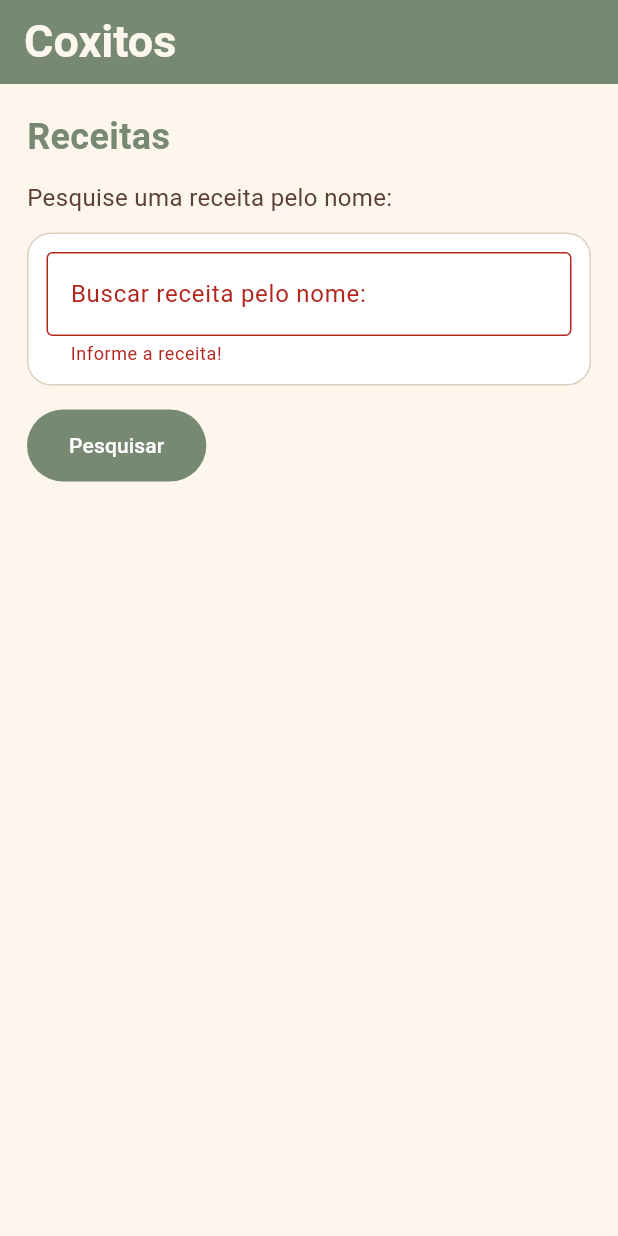
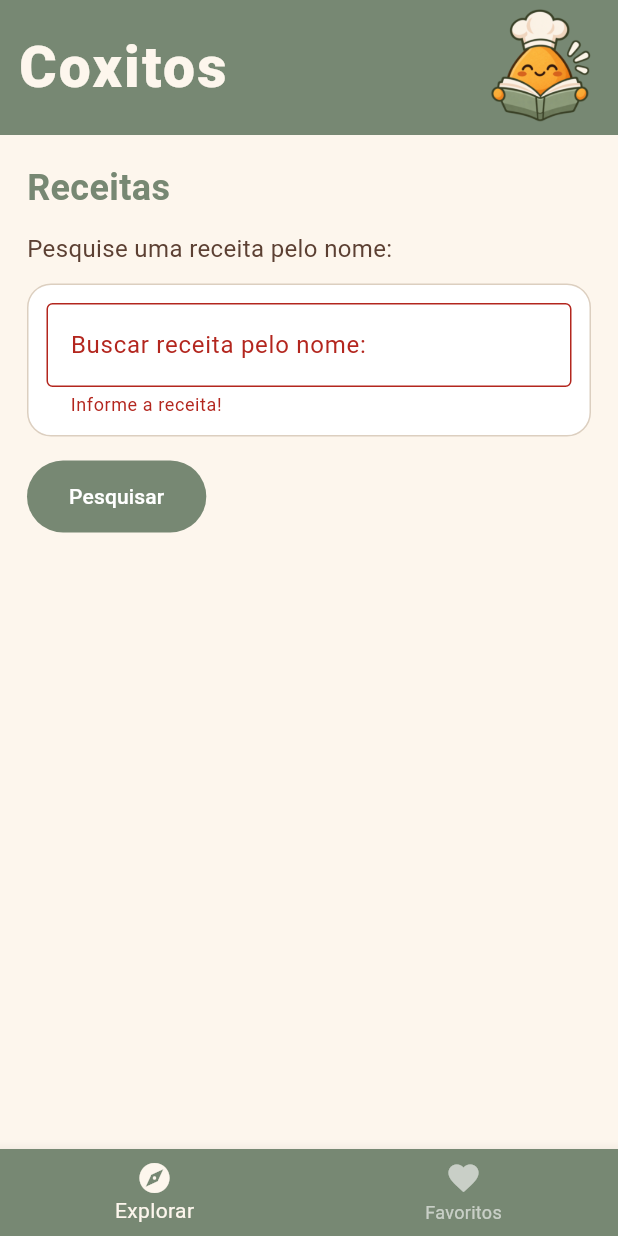
Before and after one commit to EduMtg/projeto_receitascoxitos, a Flutter app: the screen it shows after launch, after a tap on "Pesquisar", on a phone screen of 412 x 824 dp. Run offline on Flutter 3.47's test engine with Material 3 defaults, Android fonts, the phone set to English and light mode, and no system bars.

Commit message:
Construção  e Navegação entre Telas

```diff
--- /dev/null
+++ b/lib/DetalheLugar.dart
@@ -0,0 +1,23 @@
+import 'package:flutter/material.dart';
+import 'Lugar.dart';
+
+class Detalhelugar extends StatelessWidget {
+  const Detalhelugar({super.key, required this.lugar});
+  final Lugar lugar;
+
+  @override
+  Widget build(BuildContext context) {
+    return Scaffold(
+      appBar: AppBar(title: Text(lugar.nome)),
+      body: SingleChildScrollView(
+        padding: const EdgeInsets.all(24),
+        child: Column(
+          children: [
+            Text(lugar.descricao),
+            const SizedBox(height: 20),
+          ],
+        ),
+      ),
+    );
+  }
+}
--- /dev/null
+++ b/lib/Favoritos.dart
@@ -0,0 +1,37 @@
+import 'package:flutter/material.dart';
+
+class Favoritos extends StatelessWidget {
+  const Favoritos({super.key});
+
+  @override
+  Widget build(BuildContext context) {
+    return Scaffold(
+      backgroundColor: const Color(0xFFFDF6ED),
+      appBar: AppBar(
+        toolbarHeight: 90,
+        centerTitle: false,
+        titleSpacing: 12,
+        title: const Text(
+          "Coxitos",
+          style: TextStyle(
+            color: Color(0xFFFDF6ED),
+            fontSize: 38,
+            fontWeight: FontWeight.w900,
+            letterSpacing: 1.5,
+          ),
+        ),
+        backgroundColor: const Color(0xFF778873),
+        actions: [
+          Padding(
+            padding: const EdgeInsets.only(right: 12),
+            child: Image.asset(
+              'assets/LogoCoxitos.png',
+              height: 80,
+            ),
+          ),
+        ],
+      ),
+      body: const Center(child: Text("Nenhuma receita favoritada ainda")),
+    );
+  }
+}
--- /dev/null
+++ b/lib/Guia.dart
@@ -0,0 +1,58 @@
+import 'package:flutter/material.dart';
+import 'Inicio.dart';
+import 'Favoritos.dart';
+
+class Guia extends StatefulWidget {
+  const Guia({super.key});
+
+  @override
+  State<Guia> createState() => _GuiaState();
+}
+
+class _GuiaState extends State<Guia> {
+  int indice = 0;
+
+  final List<Widget> telas = const [
+    Inicio(),
+    Favoritos(),
+  ];
+
+  @override
+  Widget build(BuildContext context) {
+    return Scaffold(
+      body: IndexedStack(
+        index: indice,
+        children: telas,
+      ),
+      bottomNavigationBar: Theme(
+        data: Theme.of(context).copyWith(
+          splashFactory: NoSplash.splashFactory,
+          splashColor: Colors.transparent,
+          highlightColor: Colors.transparent,
+        ),
+        child: BottomNavigationBar(
+          type: BottomNavigationBarType.fixed,
+          currentIndex: indice,
+          onTap: (i) {
+            setState(() {
+              indice = i;
+            });
+          },
+          backgroundColor: const Color(0xFF778873),
+          selectedItemColor: const Color(0xFFFDF6ED),
+          unselectedItemColor: Colors.white60,
+          items: const [
+            BottomNavigationBarItem(
+              icon: Icon(Icons.explore),
+              label: 'Explorar',
+            ),
+            BottomNavigationBarItem(
+              icon: Icon(Icons.favorite),
+              label: 'Favoritos',
+            ),
+          ],
+        ),
+      ),
+    );
+  }
+}
--- a/lib/Inicio.dart
+++ b/lib/Inicio.dart
@@ -44,15 +44,28 @@ class _PesquisaState extends State<Inicio> {
     return Scaffold(
       backgroundColor: const Color(0xFFFDF6ED),
       appBar: AppBar(
+        toolbarHeight: 90,
+        centerTitle: false,
+        titleSpacing: 12,
         title: const Text(
           "Coxitos",
           style: TextStyle(
             color: Color(0xFFFDF6ED),
-            fontWeight: FontWeight.bold,
-            fontSize: 30,
+            fontSize: 38,
+            fontWeight: FontWeight.w900,
+            letterSpacing: 1.5,
           ),
         ),
         backgroundColor: const Color(0xFF778873),
+        actions: [
+          Padding(
+            padding: const EdgeInsets.only(right: 12),
+            child: Image.asset(
+              'assets/LogoCoxitos.png',
+              height: 80,
+            ),
+          ),
+        ],
       ),
       body: SingleChildScrollView(
         padding: const EdgeInsets.all(8),
--- /dev/null
+++ b/lib/Lugar.dart
@@ -0,0 +1,6 @@
+class Lugar {
+  const Lugar(this.nome, this.descricao);
+
+  final String nome;
+  final String descricao;
+}
--- a/lib/Principal.dart
+++ b/lib/Principal.dart
@@ -1,5 +1,5 @@
 import 'package:flutter/material.dart';
-import 'Inicio.dart';
+import 'Guia.dart';
 
 class Principal extends StatelessWidget {
   const Principal ({super.key});
@@ -8,7 +8,7 @@ class Principal extends StatelessWidget {
   Widget build(BuildContext context) {
     return const MaterialApp(
       debugShowCheckedModeBanner: false,
-      home: Inicio(),
+      home: Guia(),
     );
   }
 }
--- a/pubspec.yaml
+++ b/pubspec.yaml
@@ -34,6 +34,7 @@ dependencies:
   # The following adds the Cupertino Icons font to your application.
   # Use with the CupertinoIcons class for iOS style icons.
   cupertino_icons: ^1.0.8
+  http: ^1.6.0
 
 dev_dependencies:
   flutter_test:
@@ -57,6 +58,8 @@ flutter:
   # the material Icons class.
   uses-material-design: true
 
+  assets:
+    - assets/LogoCoxitos.png
   # To add assets to your application, add an assets section, like this:
   # assets:
   #   - images/a_dot_burr.jpeg
```
Also changed, not shown: assets/LogoCoxitos.png (added), pubspec.lock, 2 other files.
